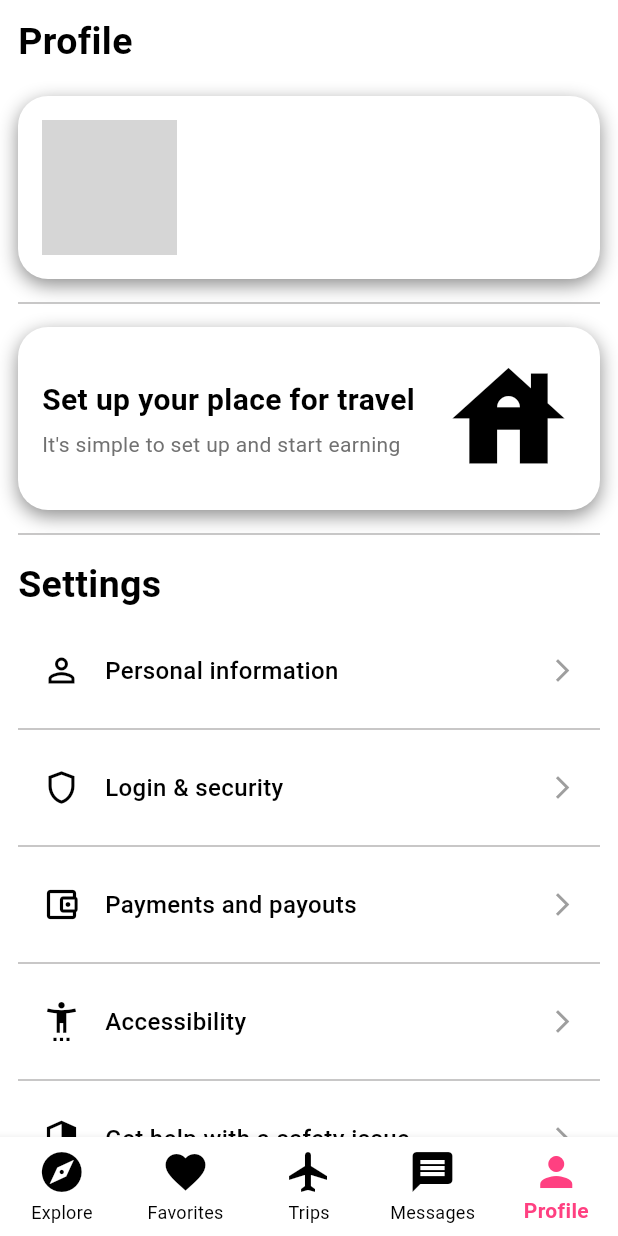
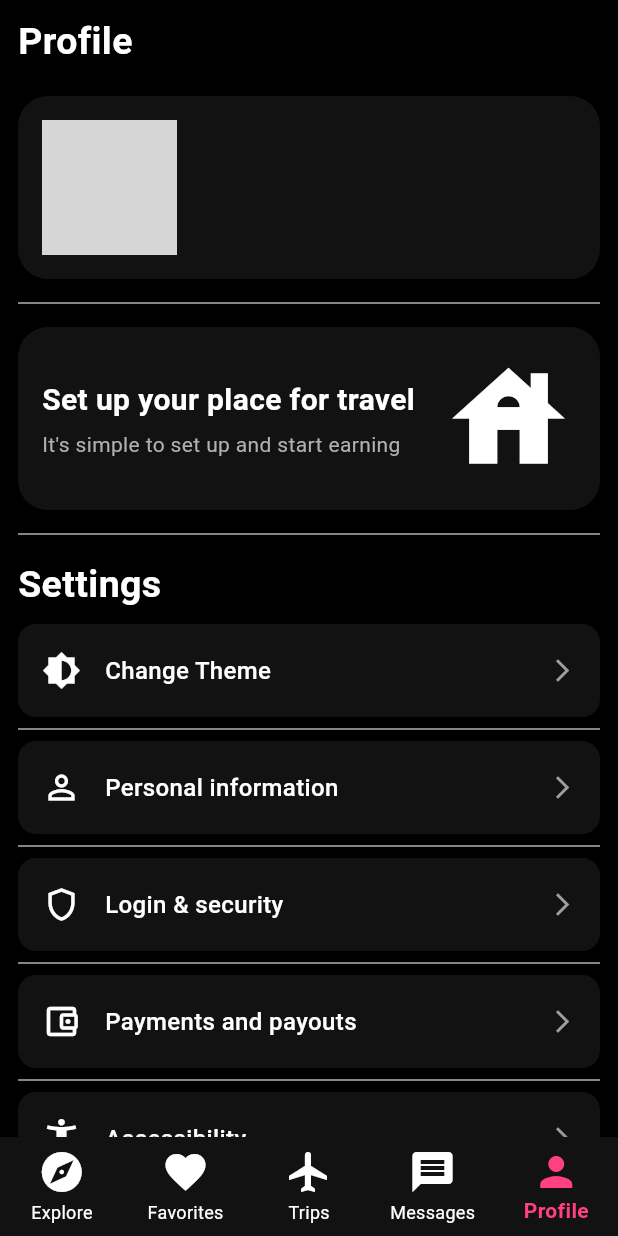
Before and after one commit to upahar-khatiwada/Travel-App, a Flutter app: the screen it shows once a user with an empty profile is signed in, item 5 of the bottom bar chosen, on a phone screen of 412 x 824 dp. Run offline on Flutter 3.47's test engine with Material 3 defaults, Android fonts, the phone set to English and light mode, and no system bars; our stand-ins replace another_carousel_pro, cached_network_image, cloud_firestore, firebase_auth, firebase_core, flutter_map and 3 more; missing offline and left inert: flutter_map_location_marker; accounts and stored records are empty; network calls fail; grey boxes are pictures that could not be loaded.

Commit message:
Added Theme Changer

```diff
--- a/lib/components/explore_components/explore_map.dart
+++ b/lib/components/explore_components/explore_map.dart
@@ -417,7 +417,7 @@ class _ExploreMapWidgetState extends State<ExploreMapWidget> {
         decoration: BoxDecoration(
           boxShadow: <BoxShadow>[
             BoxShadow(
-              color: Theme.of(context).colorScheme.inversePrimary,
+              color: Theme.of(context).colorScheme.tertiary,
               blurRadius: 5,
             ),
           ],
--- a/lib/components/my_bottom_navigation_bar.dart
+++ b/lib/components/my_bottom_navigation_bar.dart
@@ -13,7 +13,7 @@ class MyBottomNavigationBar extends StatelessWidget {
   Widget build(BuildContext context) {
     return BottomNavigationBar(
       currentIndex: currentSelectedIndex,
-      backgroundColor: Theme.of(context).colorScheme.inversePrimary,
+      backgroundColor: Theme.of(context).colorScheme.surface,
       elevation: 5,
       iconSize: 32,
       selectedItemColor: Colors.pinkAccent,
--- a/lib/main.dart
+++ b/lib/main.dart
@@ -5,15 +5,21 @@ import 'package:provider/single_child_widget.dart';
 import 'package:travel_app/provider/favorite_provider.dart';
 import 'package:travel_app/provider/tabs_selected_provider.dart';
 import 'package:travel_app/firebase_upload/places_upload.dart';
+import 'package:travel_app/provider/theme_provider.dart';
 import 'package:travel_app/screens/screens.dart';
-import 'package:travel_app/themes/theme_provider.dart';
+import 'package:travel_app/themes/themes.dart';
 import 'package:firebase_core/firebase_core.dart';
 import 'firebase_options.dart';
 
 void main() async {
   WidgetsFlutterBinding.ensureInitialized();
   await Firebase.initializeApp(options: DefaultFirebaseOptions.currentPlatform);
-  runApp(const TravelApp());
+  runApp(
+    ChangeNotifierProvider(
+      create: (_) => ThemeProvider(),
+      child: const TravelApp(),
+    ),
+  );
 }
 
 class TravelApp extends StatelessWidget {
@@ -24,23 +30,27 @@ class TravelApp extends StatelessWidget {
     return MultiProvider(
       providers: <SingleChildWidget>[
         ChangeNotifierProvider<FavoriteProvider>(
-          create: (BuildContext context) => FavoriteProvider(),
+          create: (_) => FavoriteProvider(),
         ),
         ChangeNotifierProvider<TabsSelectedProvider>(
-          create: (BuildContext context) => TabsSelectedProvider(),
+          create: (_) => TabsSelectedProvider(),
         ),
       ],
-      child: MaterialApp(
+      child: Consumer<ThemeProvider>(
+        builder:
+            (BuildContext context, ThemeProvider themeProvider, Widget? child) {
+              return MaterialApp(
                 title: 'Travel App',
                 theme: lightTheme,
                 darkTheme: darkTheme,
-        themeMode: ThemeMode.system,
+                themeMode: themeProvider.themeMode,
                 debugShowCheckedModeBanner: false,
-        // home: const UploadToFirebase(),
                 home: StreamBuilder<User?>(
                   stream: FirebaseAuth.instance.authStateChanges(),
-          builder: (BuildContext context, AsyncSnapshot<User?> snapshot) {
-            if (snapshot.connectionState == ConnectionState.waiting) {
+                  builder:
+                      (BuildContext context, AsyncSnapshot<User?> snapshot) {
+                        if (snapshot.connectionState ==
+                            ConnectionState.waiting) {
                           return Center(
                             child: CircularProgressIndicator(
                               color: Theme.of(context).colorScheme.primary,
@@ -53,6 +63,8 @@ class TravelApp extends StatelessWidget {
                         }
                       },
                 ),
+              );
+            },
       ),
     );
   }
--- /dev/null
+++ b/lib/provider/theme_provider.dart
@@ -0,0 +1,44 @@
+import 'package:flutter/material.dart';
+import 'package:provider/provider.dart';
+import 'package:travel_app/themes/themes.dart';
+
+class ThemeProvider with ChangeNotifier {
+  // final Box<dynamic> themeBox = Hive.box('shopping_theme');
+
+  // default theme is light theme
+  ThemeData _themeData = lightTheme;
+
+  // constructor to read the saved theme from local device
+  ThemeProvider() {
+    // final bool? isDark = themeBox.get('isDarkMode', defaultValue: false);
+    bool isDark = true;
+
+    // set the theme mode as per the theme read from the device
+    _themeData = isDark! ? darkTheme : lightTheme;
+  }
+
+  // getter for theme data
+  ThemeData get themeData => _themeData;
+
+  // getter for dark mode for settings page
+  bool get isDarkMode => _themeData == darkTheme;
+
+  // setter to set the theme data from toggleTheme() method
+  set themeData(ThemeData themeData) {
+    _themeData = themeData;
+    // themeBox.put('isDarkMode', themeData == darkMode);
+    notifyListeners();
+  }
+
+  ThemeMode? get themeMode =>
+      _themeData == darkTheme ? ThemeMode.dark : ThemeMode.light;
+
+  // function to toggle the theme
+  void toggleTheme() async {
+    themeData = (_themeData == lightTheme) ? darkTheme : lightTheme;
+  }
+
+    static ThemeProvider of(BuildContext context, {bool listen = true}) {
+    return Provider.of<ThemeProvider>(context, listen: listen);
+  }
+}
--- a/lib/screens/tabs/explore_detail_page.dart
+++ b/lib/screens/tabs/explore_detail_page.dart
@@ -2,7 +2,6 @@ import 'package:another_carousel_pro/another_carousel_pro.dart';
 import 'package:cached_network_image/cached_network_image.dart';
 import 'package:cloud_firestore/cloud_firestore.dart';
 import 'package:flutter/material.dart';
-import 'package:intl/intl.dart';
 import 'package:provider/provider.dart';
 import 'package:travel_app/components/components.dart';
 import 'package:travel_app/provider/favorite_provider.dart';
@@ -469,9 +468,7 @@ class _ExploreDetailPageState extends State<ExploreDetailPage> {
                                     widget.currentSelectedPlaceData,
                                   )
                                   ? Colors.red
-                                  : Theme.of(
-                                      context,
-                                    ).colorScheme.inversePrimary,
+                                  : Colors.white,
                               iconSize: 24,
                             ),
                           );
--- a/lib/screens/tabs/profile_page.dart
+++ b/lib/screens/tabs/profile_page.dart
@@ -2,6 +2,7 @@ import 'package:cached_network_image/cached_network_image.dart';
 import 'package:firebase_auth/firebase_auth.dart';
 import 'package:flutter/material.dart';
 import 'package:travel_app/components/components.dart';
+import 'package:travel_app/provider/theme_provider.dart';
 
 class ProfilePage extends StatelessWidget {
   const ProfilePage({super.key});
@@ -52,6 +53,14 @@ class ProfilePage extends StatelessWidget {
                     ),
                   ),
                 ),
+                SettingsTile(
+                  icon: Icons.brightness_6,
+                  title: 'Change Theme',
+                  onTap: () {
+                    ThemeProvider.of(context, listen: false).toggleTheme();
+                  },
+                ),
+                Divider(color: Theme.of(context).colorScheme.tertiary),
                 SettingsTile(
                   icon: Icons.person_outline,
                   title: 'Personal information',
--- a/lib/themes/dark_theme.dart
+++ b/lib/themes/dark_theme.dart
@@ -9,7 +9,6 @@ final ThemeData darkTheme = ThemeData(
     onSecondary: Colors.black,
     surface: Color(0xFF121212),
     onSurface: Colors.white,
-    inverseSurface: Colors.black
   ),
   scaffoldBackgroundColor: const Color(0xFF000000),
   appBarTheme: const AppBarTheme(
```
Also changed, not shown: lib/components/explore_components/explore_category_builder.dart (+6 -10 lines), lib/components/explore_components/explore_places_builder.dart (+3 -5 lines), lib/themes/themes.dart (renamed from lib/themes/theme_provider.dart). Lines whose indentation alone changed are shown as unchanged.
